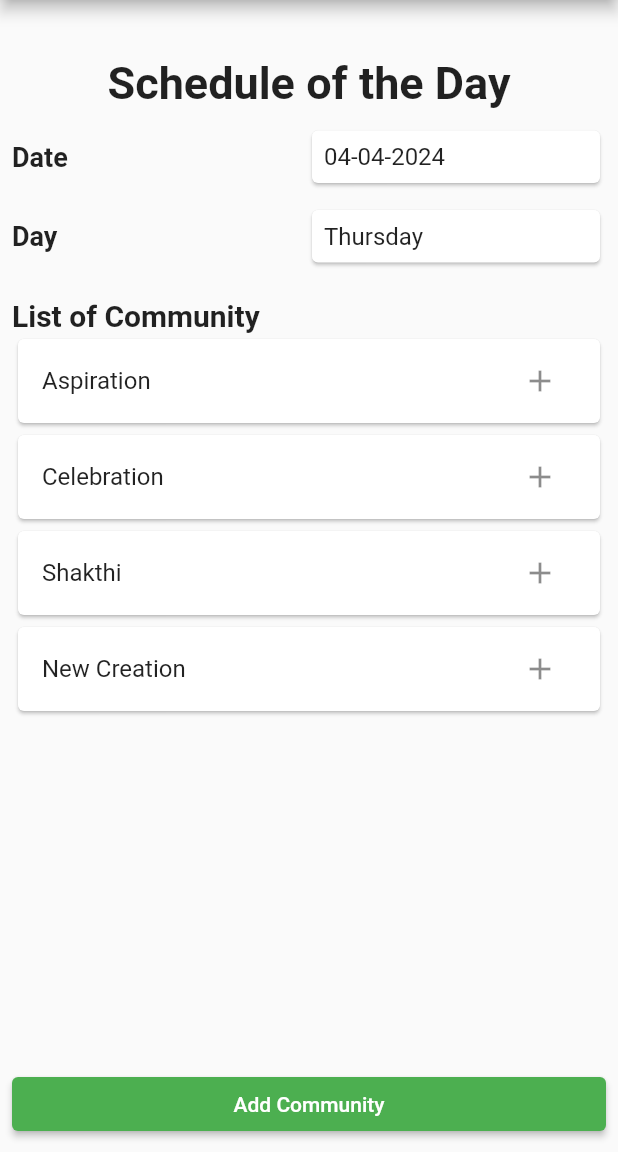
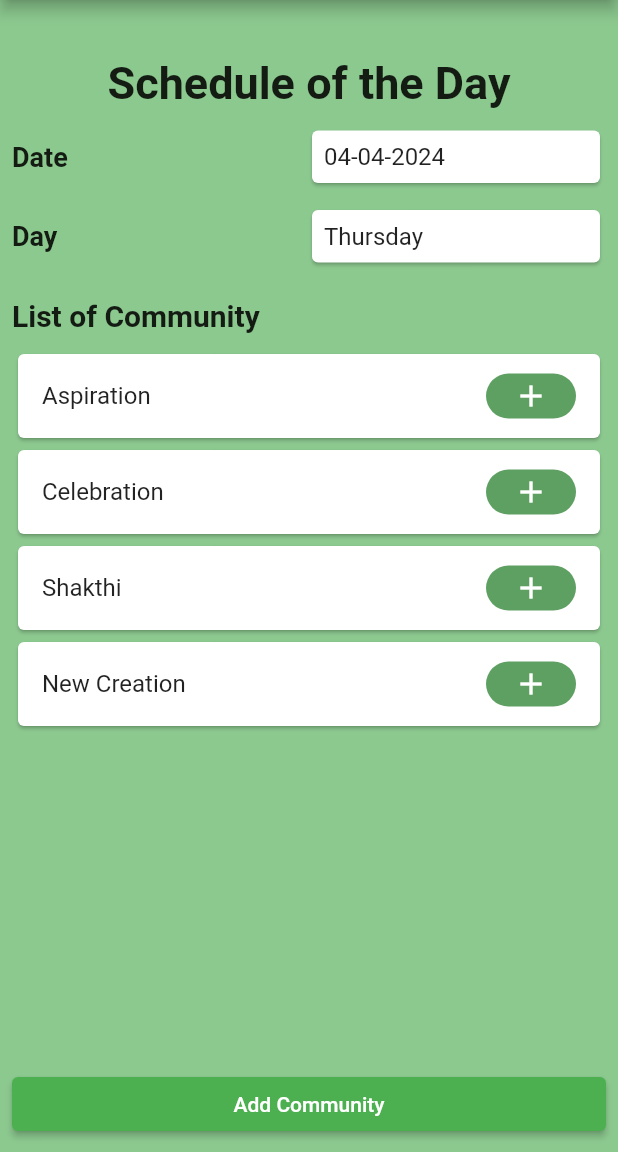
Before and after one commit to vikraman-boominathan/Eco-service, a Flutter app: the screen it shows after launch, on a phone screen of 412 x 824 dp, the part 84-1236 px from its top. Run offline on Flutter 3.47's test engine with Material 2 defaults, Android fonts, the phone set to English and light mode, and no system bars; our stand-ins replace shared_preferences.

Commit message:
Ui Changes

```diff
--- a/lib/Schedule/scheduleWidgets.dart
+++ b/lib/Schedule/scheduleWidgets.dart
@@ -54,15 +54,29 @@
   );
 }
 
-  Widget buildCommunityTile(BuildContext context,String communityName) {
+Widget buildCommunityTile(BuildContext context, String communityName) {
   return Card(
     child: ListTile(
       title: Text(communityName),
-        trailing: IconButton(
-          icon: Icon(Icons.add),
+      trailing: Container(
+        width: 60,
+        height: 30,
+        decoration: BoxDecoration(
+          color: Color.fromARGB(255, 94, 160, 98),
+          borderRadius: BorderRadius.circular(15), // Rounded corners
+        ),
+        child: IconButton(
+          icon: Icon(
+            Icons.add,
+            color: Colors.white,
+          ),
           onPressed: () {
-            Navigator.pushNamed(context, '/communityMain');
+            Navigator.pushNamed(context, '/communityMain',
+                arguments: communityName);
           },
+          padding: EdgeInsets.zero,
+          alignment: Alignment.center
+        ),
       ),
     ),
   );
```
Also changed, not shown: lib/Community/CommunityMain.dart (+16 -18 lines), lib/Community/dropdown.dart (+11 -0 lines), lib/Community/widgets.dart (+49 -24 lines), lib/Schedule/scheduleDetails.dart (+52 -5 lines). Lines whose indentation alone changed are shown as unchanged.
